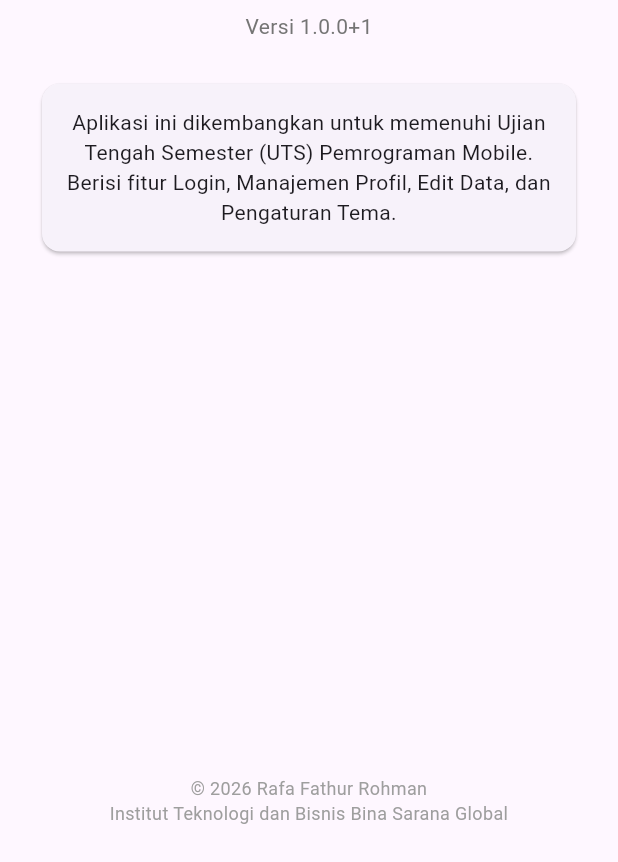
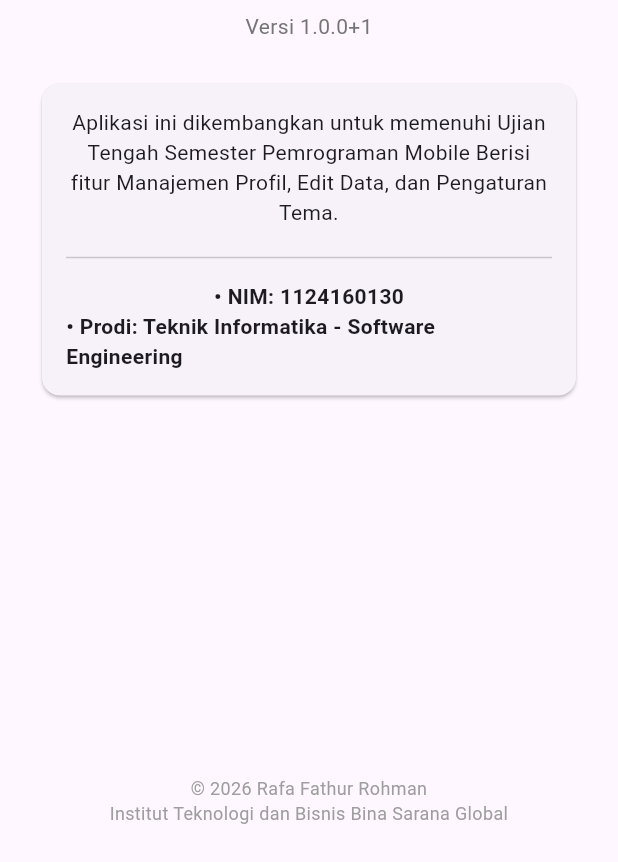
Before and after one commit to rapp-afk/uts-pml-1124160130, a Flutter app: the AboutPage screen opened directly, on a phone screen of 412 x 824 dp, the part 374-1236 px from its top. Run offline on Flutter 3.47's test engine with Material 3 defaults, Android fonts, the phone set to English and light mode, and no system bars; network calls fail.

Commit message:
feat: menyempurnakan halaman about_page dengan informasi detail pengembang dan aplikasi

```diff
--- a/soal2-profil-app/lib/screens/about_page.dart
+++ b/soal2-profil-app/lib/screens/about_page.dart
@@ -35,10 +35,19 @@ class AboutPage extends StatelessWidget {
             const Card(
               child: Padding(
                 padding: EdgeInsets.all(16.0),
-                child: Text(
-                  'Aplikasi ini dikembangkan untuk memenuhi Ujian Tengah Semester (UTS) Pemrograman Mobile. Berisi fitur Login, Manajemen Profil, Edit Data, dan Pengaturan Tema.',
-                  textAlign: TextAlign.center,
-                  style: TextStyle(fontSize: 14),
+                child: Column(
+                  children: [
+                    Text(
+                      'Aplikasi ini dikembangkan untuk memenuhi Ujian Tengah Semester Pemrograman Mobile Berisi fitur Manajemen Profil, Edit Data, dan Pengaturan Tema.',
+                      textAlign: TextAlign.center,
+                      style: TextStyle(fontSize: 14),
+                    ),
+                    SizedBox(height: 12),
+                    Divider(),
+                    SizedBox(height: 8),
+                    Text('• NIM: 1124160130', style: TextStyle(fontWeight: FontWeight.bold)),
+                    Text('• Prodi: Teknik Informatika - Software Engineering', style: TextStyle(fontWeight: FontWeight.bold)),
+                  ],
                 ),
               ),
             ),
```
